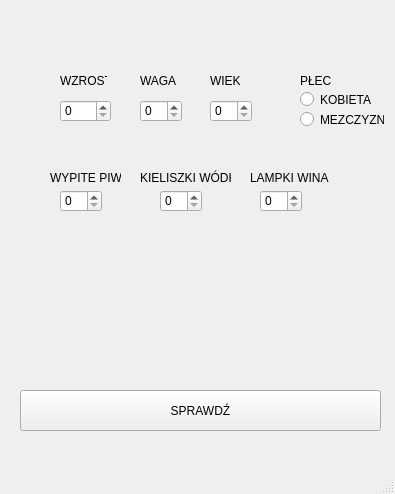
This is mainwindow.ui in KolesKolesinski/261999 as Qt 5 draws it before an edit. The edited form follows.
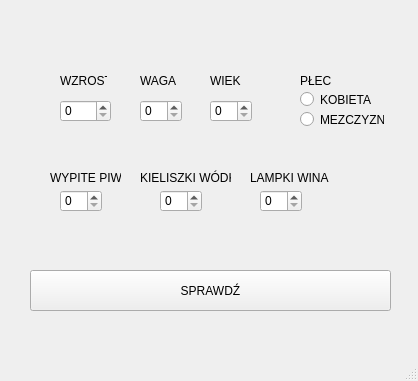
This is the edited form.

```diff
--- a/mainwindow.ui
+++ b/mainwindow.ui
@@ -6,8 +6,8 @@
    <rect>
     <x>0</x>
     <y>0</y>
-    <width>395</width>
-    <height>494</height>
+    <width>418</width>
+    <height>381</height>
    </rect>
   </property>
   <property name="windowTitle">
@@ -95,8 +95,8 @@
    <widget class="QPushButton" name="SPRAWDZ">
     <property name="geometry">
      <rect>
-      <x>20</x>
-      <y>390</y>
+      <x>30</x>
+      <y>270</y>
       <width>361</width>
       <height>41</height>
      </rect>
```
Left out of the diff: 2 changed lines with no effect on the pictures.
